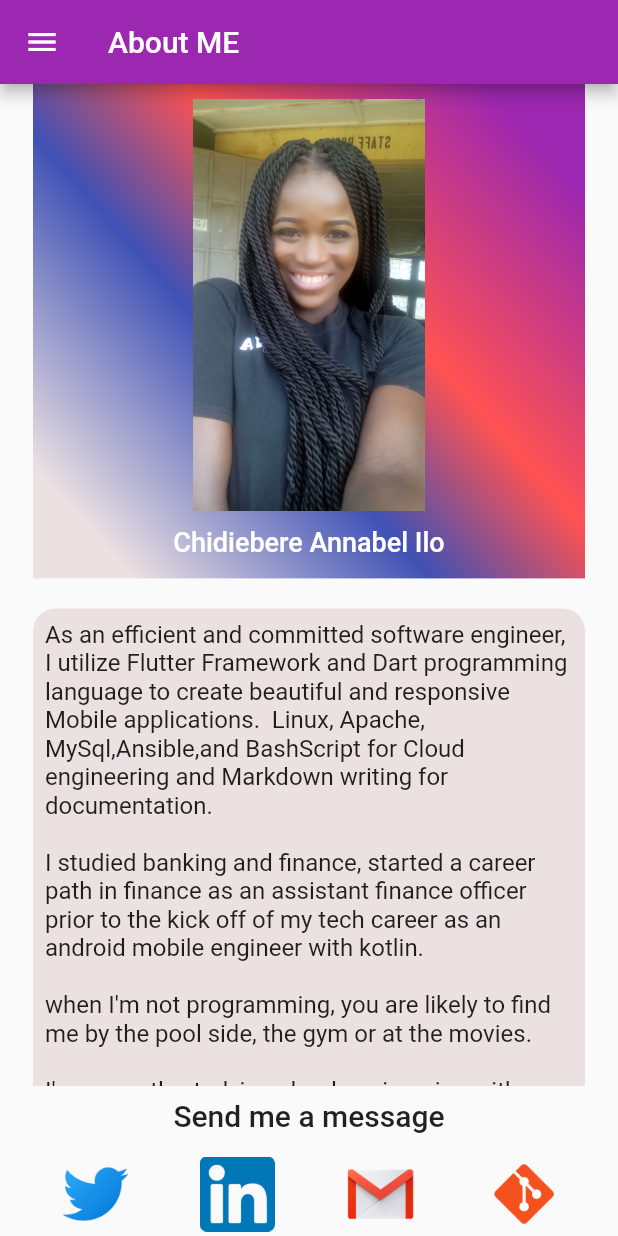
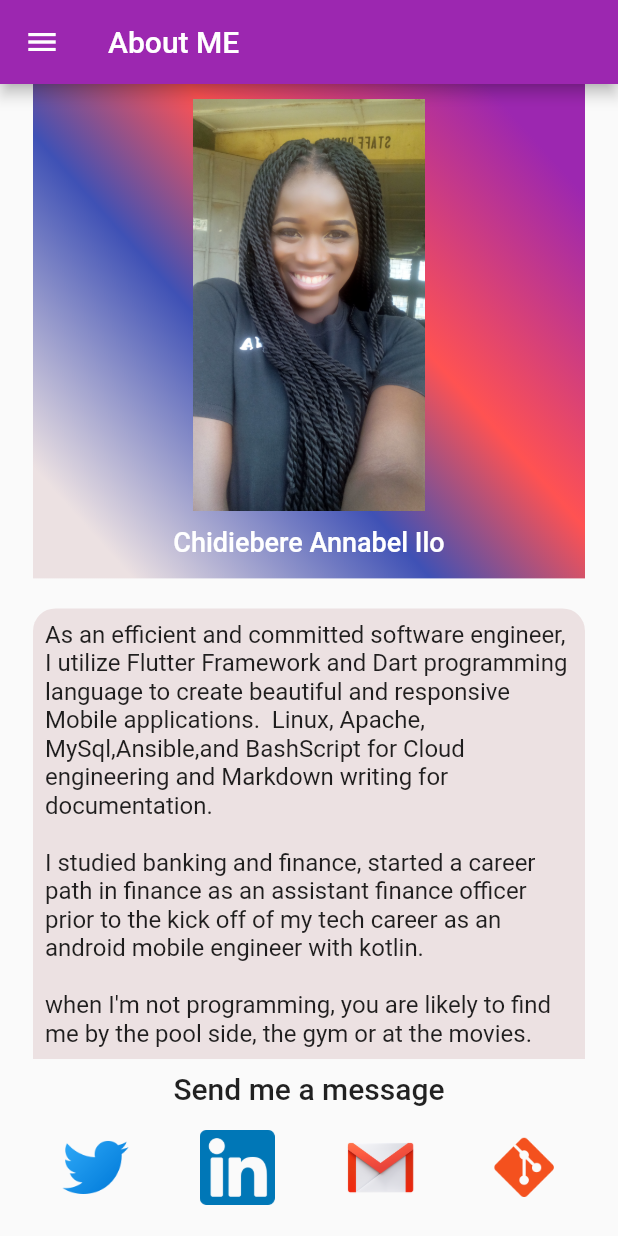
Before and after one commit to annabel-ilo/hngi9-myresumeapp, a Flutter app: the screen it shows after launch, on a phone screen of 412 x 824 dp. Run offline on Flutter 3.47's test engine with Material 2 defaults, Android fonts, the light colour scheme and no system bars.

Commit message:
about me widget over flow fixed

```diff
--- a/lib/Screens/about _me.dart
+++ b/lib/Screens/about _me.dart
@@ -50,7 +50,7 @@ class _AboutMeState extends State<AboutMe> {
     var size = MediaQuery.of(context).size;
     return Scaffold(
       bottomNavigationBar: Container(
-        height: 100,
+        height: size.height /7,
         child: Column(
           children: [
             Container(
@@ -73,7 +73,7 @@ class _AboutMeState extends State<AboutMe> {
                   onPressed: ()=> linkedInLink(_linkedIn),
                   child: Socials(child: Image.asset('assets/images/linkedIn.png'))),
                 TextButton(
-                  onPressed: ()=>_sendEmail('_emailAddress'),
+                  onPressed: ()=>_sendEmail(_emailAddress),
                   child: Socials(child: Image.asset('assets/images/gmailIcon.png'))),
                 TextButton(
                   onPressed: ()=> gitLink(_git),
```
